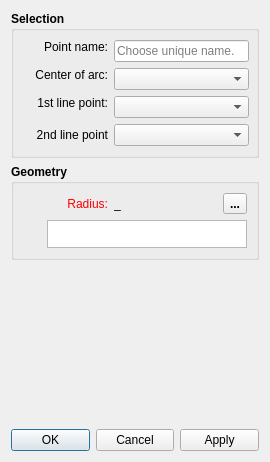
Above: src/libs/vtools/dialogs/tools/dialogpointofcontact.ui from FashionFreedom/Seamly2D before the change. Below: the same form after it.
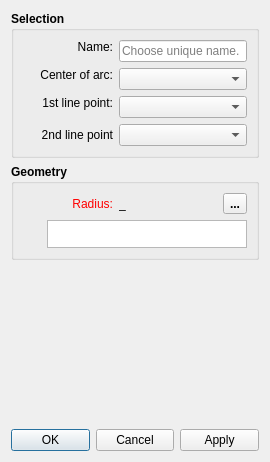
That is the form after the change. Icons and pictures are not drawn.

The edit to the form file:
```diff
--- a/src/libs/vtools/dialogs/tools/dialogpointofcontact.ui
+++ b/src/libs/vtools/dialogs/tools/dialogpointofcontact.ui
@@ -38,7 +38,6 @@
      <property name="font">
       <font>
        <pointsize>9</pointsize>
-       <weight>75</weight>
        <bold>true</bold>
       </font>
      </property>
@@ -51,6 +50,9 @@
         <property name="fieldGrowthPolicy">
          <enum>QFormLayout::ExpandingFieldsGrow</enum>
         </property>
+        <property name="labelAlignment">
+         <set>Qt::AlignRight|Qt::AlignTrailing|Qt::AlignVCenter</set>
+        </property>
         <item row="0" column="0">
          <widget class="QLabel" name="labelEditNamePoint">
           <property name="sizePolicy">
@@ -61,18 +63,18 @@
           </property>
           <property name="minimumSize">
            <size>
-            <width>85</width>
+            <width>90</width>
             <height>0</height>
            </size>
           </property>
           <property name="font">
            <font>
-            <weight>50</weight>
+            <pointsize>9</pointsize>
             <bold>false</bold>
            </font>
           </property>
           <property name="text">
-           <string>Point name:</string>
+           <string>Name:</string>
           </property>
           <property name="alignment">
            <set>Qt::AlignRight|Qt::AlignTrailing|Qt::AlignVCenter</set>
@@ -83,7 +85,7 @@
          <widget class="QLineEdit" name="lineEditNamePoint">
           <property name="minimumSize">
            <size>
-            <width>135</width>
+            <width>80</width>
             <height>0</height>
            </size>
           </property>
@@ -95,7 +97,7 @@
           </property>
           <property name="font">
            <font>
-            <weight>50</weight>
+            <pointsize>9</pointsize>
             <bold>false</bold>
            </font>
           </property>
@@ -117,13 +119,13 @@
           </property>
           <property name="minimumSize">
            <size>
-            <width>85</width>
+            <width>90</width>
             <height>0</height>
            </size>
           </property>
           <property name="font">
            <font>
-            <weight>50</weight>
+            <pointsize>9</pointsize>
             <bold>false</bold>
            </font>
           </property>
@@ -145,7 +147,7 @@
           </property>
           <property name="minimumSize">
            <size>
-            <width>135</width>
+            <width>80</width>
             <height>0</height>
            </size>
           </property>
@@ -157,7 +159,7 @@
           </property>
           <property name="font">
            <font>
-            <weight>50</weight>
+            <pointsize>9</pointsize>
             <bold>false</bold>
            </font>
           </property>
@@ -173,13 +175,13 @@
           </property>
           <property name="minimumSize">
            <size>
-            <width>85</width>
+            <width>90</width>
             <height>0</height>
            </size>
           </property>
           <property name="font">
            <font>
-            <weight>50</weight>
+            <pointsize>9</pointsize>
             <bold>false</bold>
            </font>
           </property>
@@ -201,7 +203,7 @@
           </property>
           <property name="minimumSize">
            <size>
-            <width>135</width>
+            <width>80</width>
             <height>0</height>
            </size>
           </property>
@@ -213,7 +215,7 @@
           </property>
           <property name="font">
            <font>
-            <weight>50</weight>
+            <pointsize>9</pointsize>
             <bold>false</bold>
            </font>
           </property>
@@ -229,13 +231,13 @@
           </property>
           <property name="minimumSize">
            <size>
-            <width>85</width>
+            <width>90</width>
             <height>0</height>
            </size>
           </property>
           <property name="font">
            <font>
-            <weight>50</weight>
+            <pointsize>9</pointsize>
             <bold>false</bold>
            </font>
           </property>
@@ -257,7 +259,7 @@
           </property>
           <property name="minimumSize">
            <size>
-            <width>135</width>
+            <width>80</width>
             <height>0</height>
            </size>
           </property>
@@ -269,7 +271,7 @@
           </property>
           <property name="font">
            <font>
-            <weight>50</weight>
+            <pointsize>9</pointsize>
             <bold>false</bold>
            </font>
           </property>
@@ -297,7 +299,6 @@
      <property name="font">
       <font>
        <pointsize>9</pointsize>
-       <weight>75</weight>
        <bold>true</bold>
       </font>
      </property>
@@ -317,7 +318,7 @@
           </property>
           <property name="minimumSize">
            <size>
-            <width>85</width>
+            <width>90</width>
             <height>0</height>
            </size>
           </property>
@@ -360,7 +361,7 @@
           </property>
           <property name="font">
            <font>
-            <weight>50</weight>
+            <pointsize>9</pointsize>
             <bold>false</bold>
            </font>
           </property>
@@ -382,13 +383,13 @@
           </property>
           <property name="minimumSize">
            <size>
-            <width>87</width>
+            <width>40</width>
             <height>0</height>
            </size>
           </property>
           <property name="font">
            <font>
-            <weight>50</weight>
+            <pointsize>9</pointsize>
             <bold>false</bold>
            </font>
           </property>
```
